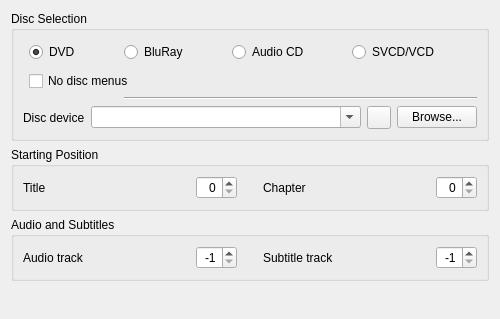
Above: modules/gui/qt4/ui/open_disk.ui from andronmobi/vlc-parrot-asteroid before the change. Below: the same form after it.
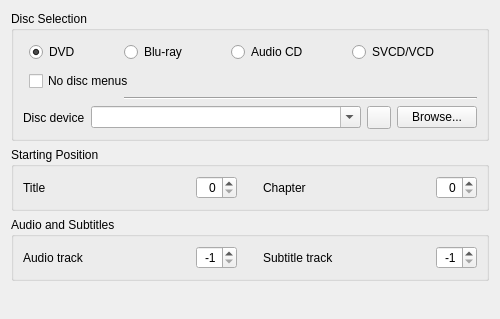
That is the form after the change.

Commit message: It's Blu-ray now

Patch:
```diff
--- a/modules/gui/qt4/ui/open_disk.ui
+++ b/modules/gui/qt4/ui/open_disk.ui
@@ -62,7 +62,7 @@
       <item row="0" column="3">
        <widget class="QRadioButton" name="bdRadioButton">
         <property name="text">
-         <string>BluRay</string>
+         <string>Blu-ray</string>
         </property>
        </widget>
       </item>
```
The commit also changes 2 other files.
